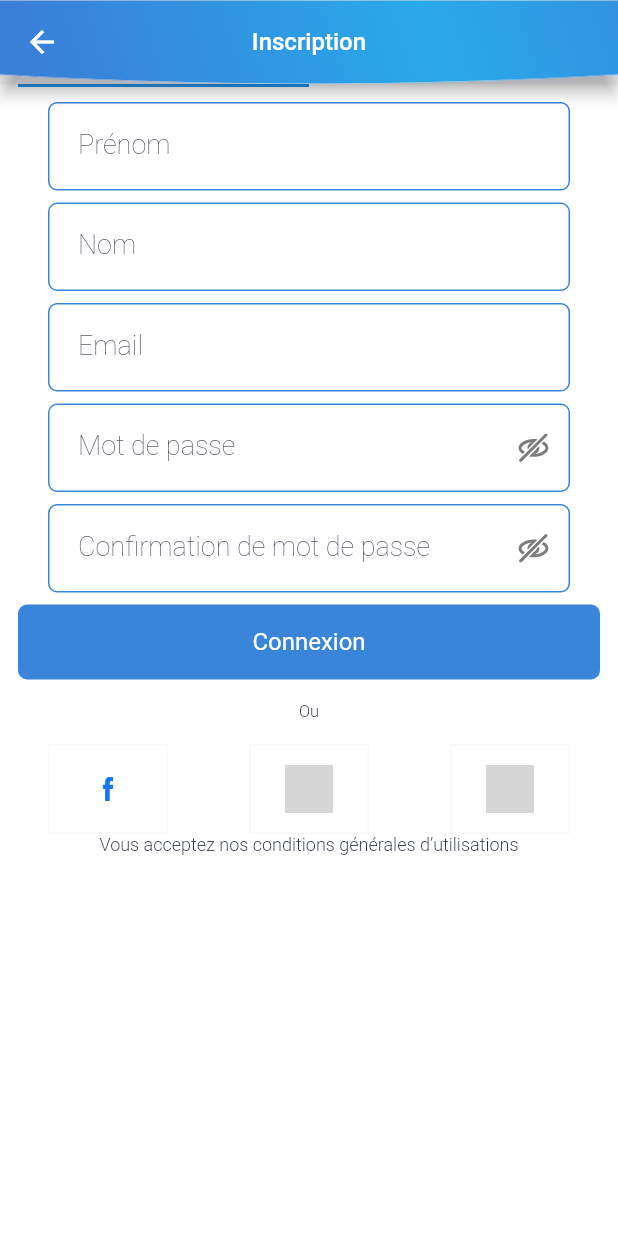
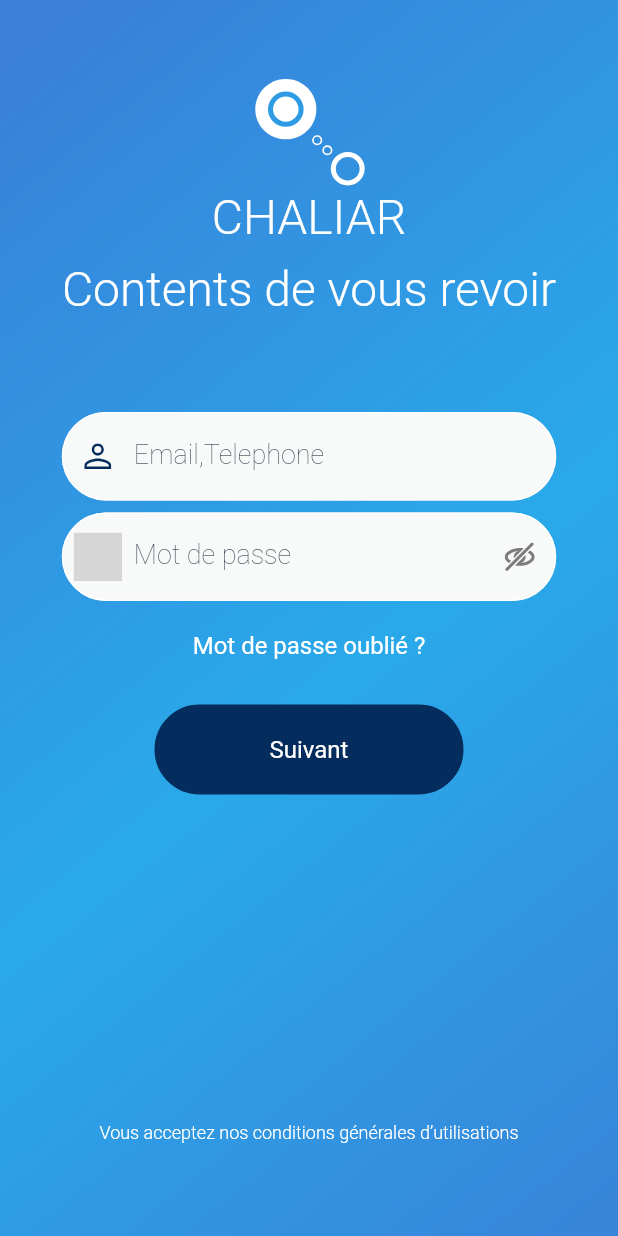
Before and after one commit to devchlr/devchlr, a Flutter app: the InscriptionHomeScreen screen opened by its route, scrolled down 56 dp, after a tap on "Connexion", on a phone screen of 412 x 824 dp. Run offline on Flutter 3.47's test engine with Material 2 defaults, Android fonts, the phone set to English and light mode, and no system bars; our stand-ins replace flutter_svg; Roboto replaces fonts that are missing (fonts/Avenir-Light.ttf, fonts/Montserrat-Black.ttf); project files that could hold a hidden picture were left out; grey boxes are pictures that could not be loaded.

Commit message:
singin added

```diff
--- a/client_chaliar/lib/constants/iconList.dart
+++ b/client_chaliar/lib/constants/iconList.dart
@@ -1,7 +1,7 @@
 const String assets = "assets/icons/";
 
 class SvgIcons {
-  static const String profile = assets + "profile.svg";
+  static const String profile = assets + "profil.svg";
   static const String home = assets + "home.svg";
   static const String deal = assets + "deal.svg";
   static const String shop = assets + "shop.svg";
@@ -16,4 +16,5 @@ class SvgIcons {
   static const String facebook_blue = assets + "facebook_blue.svg";
   static const String google_account = assets + "google_account.svg";
   static const String apple = assets + "apple.svg";
+  static const String padlock = assets + "padlock.svg";
 }
--- a/client_chaliar/lib/main.dart
+++ b/client_chaliar/lib/main.dart
@@ -4,6 +4,7 @@ import 'package:client_chaliar/ui/views/tuto_screen.dart';
 import 'package:client_chaliar/ui/views/connexion_screen.dart';
 import 'package:client_chaliar/ui/views/pro_particulier_screen.dart';
 import 'package:client_chaliar/ui/views/inscription_screen.dart';
+import 'package:client_chaliar/ui/views/singin_screen.dart';
 
 void main() {
   runApp(MyApp());
@@ -30,6 +31,7 @@ class MyApp extends StatelessWidget {
         "/pro_particulier": (BuildContext context) =>
             new ProParticulierScreen(),
         "/inscription": (BuildContext context) => new InscriptionHomeScreen(),
+        "/singin": (BuildContext context) => new SingInScreen(),
       },
     );
   }
--- a/client_chaliar/lib/ui/styles/chaliar_icon_size.dart
+++ b/client_chaliar/lib/ui/styles/chaliar_icon_size.dart
@@ -1,6 +1,6 @@
 class AppIconSize {
   static const small = 20.0;
-  static const medium = 106.0;
+  static const medium = 75.0;
   static const large = 90.0;
   static const slider = 500.0;
 }
--- a/client_chaliar/lib/ui/views/inscription/particulier_screen.dart
+++ b/client_chaliar/lib/ui/views/inscription/particulier_screen.dart
@@ -93,7 +93,9 @@ class InscriptionParticulierScreen extends StatelessWidget {
         ),
         Center(
           child: ButtonChaliar(
-              onTap: () {},
+              onTap: () {
+                Navigator.pushReplacementNamed(context, '/singin');
+              },
               buttonText: 'Connexion',
               height: 50.0,
               mediaQueryWidth: 0.51,
--- a/client_chaliar/lib/ui/views/inscription_screen.dart
+++ b/client_chaliar/lib/ui/views/inscription_screen.dart
@@ -9,6 +9,7 @@ class InscriptionHomeScreen extends StatelessWidget {
   @override
   Widget build(BuildContext context) {
     return Scaffold(
+      resizeToAvoidBottomInset: false,
       appBar: AppBar(
         backgroundColor: Colors.transparent,
         flexibleSpace: Image(
@@ -21,7 +22,7 @@ class InscriptionHomeScreen extends StatelessWidget {
         ),
         centerTitle: true,
       ),
-      body: new SingleChildScrollView(
+      body: SingleChildScrollView(
         child: StatefulBuilder(
             builder: (BuildContext context, StateSetter setState) {
           return Container(
--- a/client_chaliar/lib/ui/views/pro_particulier_screen.dart
+++ b/client_chaliar/lib/ui/views/pro_particulier_screen.dart
@@ -100,7 +100,7 @@ class ProParticulierScreen extends StatelessWidget {
                           title: 'Je suis un particuier',
                           subtile:
                               'je veux me faire livrer des colis personnellement',
-                          group: 'pro_particulier',
+                          group: 'professionnel',
                           value: 'particulier',
                           onChange: (value) {
                             print(value);
@@ -116,7 +116,7 @@ class ProParticulierScreen extends StatelessWidget {
                           title: 'Je suis un profesionnel',
                           subtile:
                               'je veux me faire livrer des colis pour ma société',
-                          group: 'pro_particulier',
+                          group: 'professionnel',
                           value: 'professionnel',
                           onChange: (value) {
                             print(value);
--- /dev/null
+++ b/client_chaliar/lib/ui/views/singin_screen.dart
@@ -0,0 +1,201 @@
+import 'dart:ui';
+import 'package:client_chaliar/ui/styles/chaliar_color.dart';
+import 'package:client_chaliar/ui/styles/chaliar_font.dart';
+import 'package:client_chaliar/ui/styles/chaliar_font_size.dart';
+import 'package:client_chaliar/ui/styles/chaliar_icon_size.dart';
+import 'package:client_chaliar/ui/styles/text_style.dart';
+import 'package:flutter/material.dart';
+import 'package:flutter_svg/flutter_svg.dart';
+import 'package:client_chaliar/ui/widgets/input_field.dart';
+import 'package:client_chaliar/ui/widgets/svg_button.dart';
+import 'package:client_chaliar/constants/iconList.dart';
+import 'package:client_chaliar/ui/widgets/button.dart';
+
+class SingInScreen extends StatefulWidget {
+  @override
+  _SingInScreenState createState() => _SingInScreenState();
+}
+
+class _SingInScreenState extends State<SingInScreen> {
+  @override
+  Widget build(BuildContext context) {
+    return Scaffold(
+      resizeToAvoidBottomInset: false,
+      body: Stack(
+        fit: StackFit.expand,
+        children: [
+          Container(
+            decoration: BoxDecoration(
+              image: DecorationImage(
+                image: AssetImage("assets/images/blueGrad.png"),
+                fit: BoxFit.cover,
+              ),
+            ),
+          ),
+          Column(
+            mainAxisAlignment: MainAxisAlignment.start,
+            children: [
+              Expanded(
+                  flex: 2,
+                  child: Column(
+                    mainAxisAlignment: MainAxisAlignment.start,
+                    children: [
+                      SizedBox(
+                        height: 50.0,
+                      ),
+                      Center(
+                        child: SvgPicture.asset(
+                          "assets/images/logo.svg",
+                          height: AppIconSize.medium,
+                          width: AppIconSize.medium,
+                        ),
+                      ),
+                      SizedBox(
+                        height: 1.0,
+                      ),
+                      Text.rich(
+                        TextSpan(
+                          text: "CHALIAR",
+                          style: TextStyle(
+                              fontFamily: AppFontFamilly.montserrat,
+                              color: ChaliarColors.whiteColor,
+                              fontSize: AppFontSize.largest,
+                              fontWeight: FontWeight.w300),
+                        ),
+                      ),
+                      SizedBox(
+                        height: 10.0,
+                      ),
+                      Text.rich(
+                        TextSpan(
+                          text: "Contents de vous revoir",
+                          style: TextStyle(
+                              fontFamily: AppFontFamilly.montserrat,
+                              color: ChaliarColors.whiteColor,
+                              fontSize: AppFontSize.largest,
+                              fontWeight: FontWeight.w300),
+                        ),
+                      ),
+                    ],
+                  )),
+              Expanded(
+                flex: 3,
+                child: ListView(children: [
+                  Padding(
+                    padding: EdgeInsets.only(
+                        left: MediaQuery.of(context).size.width * 0.1,
+                        right: MediaQuery.of(context).size.width * 0.1),
+                    child: InputField(
+                      prefixIcon: SvgIconButton(
+                          iconAsset: SvgIcons.profile,
+                          onPressed: () {
+                            Navigator.pop(context);
+                          }),
+                      fieldSize: 20,
+                      label: "Email,Telephone",
+                      placeholder: "Prénom",
+                      textFillColor: ChaliarColors.whiteColor,
+                      borderColor: ChaliarColors.whiteColor,
+                      isBorder: true,
+                      raduis: 50,
+                      // controller: model.email,
+                    ),
+                  ),
+                  SizedBox(
+                    height: 8,
+                  ),
+                  Padding(
+                    padding: EdgeInsets.only(
+                        left: MediaQuery.of(context).size.width * 0.1,
+                        right: MediaQuery.of(context).size.width * 0.1),
+                    child: InputField(
+                      prefixIcon: SvgIconButton(
+                          iconAsset: SvgIcons.padlock,
+                          onPressed: () {
+                            Navigator.pop(context);
+                          }),
+                      suffixIcon: SvgIconButton(
+                          iconAsset: SvgIcons.eye_close,
+                          onPressed: () {
+                            Navigator.pop(context);
+                          }),
+                      fieldSize: 20,
+                      label: "Mot de passe",
+                      placeholder: "Prénom",
+                      textFillColor: ChaliarColors.whiteColor,
+                      borderColor: ChaliarColors.whiteColor,
+                      isBorder: true,
+                      raduis: 50,
+                      // controller: model.email,
+                    ),
+                  ),
+                  SizedBox(
+                    height: 20,
+                  ),
+                  GestureDetector(
+                    onTap: () {},
+                    child: Container(
+                      padding: EdgeInsets.only(
+                          left: MediaQuery.of(context).size.width * 0.1,
+                          right: MediaQuery.of(context).size.width * 0.1),
+                      child: Center(
+                        child: Text(
+                          'Mot de passe oublié ?',
+                          textAlign: TextAlign.center,
+                          style: AppTextStyle.button(
+                              color: ChaliarColors.whiteColor),
+                        ),
+                      ),
+                    ),
+                  ),
+                  SizedBox(
+                    height: 30,
+                  ),
+                  Padding(
+                    padding: EdgeInsets.only(
+                        left: MediaQuery.of(context).size.width * 0.25,
+                        right: MediaQuery.of(context).size.width * 0.25),
+                    child: ButtonChaliar(
+                      onTap: () => Navigator.pushReplacementNamed(
+                          context, '/inscription'),
+                      buttonText: 'Suivant',
+                      height: 60.0,
+                      mediaQueryWidth: 0.25,
+                      borderRaduis: 40,
+                      backgroundcolor: ChaliarColors.secondaryColors,
+                      bordercolor: ChaliarColors.secondaryColors,
+                      textStyle:
+                          AppTextStyle.button(color: ChaliarColors.whiteColor),
+                    ),
+                  ),
+                ]),
+              ),
+              Expanded(
+                flex: 1,
+                child: Row(
+                  mainAxisAlignment: MainAxisAlignment.center,
+                  children: [
+                    GestureDetector(
+                      onTap: () {},
+                      child: Container(
+                        margin: EdgeInsets.only(left: 20, right: 20),
+                        child: Center(
+                          child: Text(
+                            'Vous acceptez nos conditions générales d’utilisations',
+                            textAlign: TextAlign.center,
+                            style: AppTextStyle.caption(
+                                color: ChaliarColors.whiteColor),
+                          ),
+                        ),
+                      ),
+                    ),
+                  ],
+                ),
+              )
+            ],
+          )
+        ],
+      ),
+    );
+  }
+}
--- a/client_chaliar/lib/ui/views/splash_screen.dart
+++ b/client_chaliar/lib/ui/views/splash_screen.dart
@@ -15,7 +15,7 @@ class SplashScreen extends StatefulWidget {
 class _SplashScreenState extends State<SplashScreen> {
   void initState() {
     super.initState();
-    Timer(Duration(seconds: 5),
+    Timer(Duration(seconds: 6),
         () => Navigator.pushReplacementNamed(context, '/tuto'));
   }
 
--- a/client_chaliar/lib/ui/widgets/custom_radio_listTile.dart
+++ b/client_chaliar/lib/ui/widgets/custom_radio_listTile.dart
@@ -11,6 +11,8 @@ class CustomRadioListTile extends StatelessWidget {
   final String subtile;
   final String value;
   final String group;
+  // Declare this variable
+  int selectedRadio;
   final Function(String) onChange;
   CustomRadioListTile(
       {this.radioColor,
@@ -24,34 +26,23 @@ class CustomRadioListTile extends StatelessWidget {
       this.onChange});
   @override
   Widget build(BuildContext context) {
-    return Container(
-      width: MediaQuery.of(context).size.height * width,
-      height: MediaQuery.of(context).size.height * heigth,
-      child: Card(
-        shape: RoundedRectangleBorder(
-          borderRadius: BorderRadius.circular(raduis),
-        ),
-        elevation: 6,
+    return Card(
+      shadowColor: ChaliarColors.secondaryColors,
+      shape: RoundedRectangleBorder(
+        borderRadius: BorderRadius.circular(raduis),
+      ),
+      elevation: 6,
+      child: Container(
+        width: MediaQuery.of(context).size.height * width,
+        height: MediaQuery.of(context).size.height * heigth,
+        decoration: BoxDecoration(
+            border: Border.all(
+                color: group == value
+                    ? ChaliarColors.secondaryColors
+                    : ChaliarColors.whiteGreyColor)),
         child: Column(
           mainAxisSize: MainAxisSize.min,
           children: <Widget>[
-            // RadioListTile<String>(
-            //   // ListTileControlAffinity.trailing will place the radio at the trailing
-            //   controlAffinity: ListTileControlAffinity.trailing,
-            //   activeColor: radioColor,
-            //   toggleable: true,
-            //   title: Text(
-            //     title,
-            //     style: AppTextStyle.header4(color: ChaliarColors.blackColor),
-            //   ),
-            //   subtitle: Text(
-            //     subtile,
-            //     style: AppTextStyle.caption(color: ChaliarColors.blackColor),
-            //   ),
-            //   value: value,
-            //   groupValue: group,
-            //   onChanged: onChange,
-            // ),
             ListTile(
               title: Text(
                 title,
@@ -65,7 +56,7 @@ class CustomRadioListTile extends StatelessWidget {
                 value: value,
                 groupValue: group,
                 onChanged: onChange,
-                activeColor: ChaliarColors.primaryColors,
+                activeColor: ChaliarColors.secondaryColors,
               ),
             ),
           ],
--- a/client_chaliar/lib/ui/widgets/input_field.dart
+++ b/client_chaliar/lib/ui/widgets/input_field.dart
@@ -19,6 +19,8 @@ class InputField extends StatelessWidget {
   final Color textLabelColor;
   final bool isBorder;
   final double fieldSize;
+  final double raduis;
+  final Color backgroundColor;
 
   InputField(
       {this.placeholder,
@@ -35,7 +37,9 @@ class InputField extends StatelessWidget {
       this.textLabelColor,
       this.controller,
       this.isBorder = false,
-      this.fieldSize});
+      this.fieldSize,
+      this.raduis = 6.0,
+      this.backgroundColor});
 
   @override
   Widget build(BuildContext context) {
@@ -54,14 +58,23 @@ class InputField extends StatelessWidget {
                     : textFillColor),
             textAlignVertical: TextAlignVertical(y: 0.6),
             decoration: InputDecoration(
-              border: isBorder ? OutlineInputBorder() : null,
+              border: isBorder
+                  ? OutlineInputBorder(
+                      borderRadius: BorderRadius.circular(raduis),
+                      borderSide: BorderSide(
+                          color: borderColor,
+                          width: 1.0,
+                          style: BorderStyle.solid))
+                  : null,
               labelText: label == null ? 'label' : label,
               labelStyle: AppTextStyle.header4(
                   color: textLabelColor == null
                       ? ChaliarColors.blackColor
                       : textLabelColor),
-              // filled: true,
-              fillColor: ChaliarColors.whiteGreyColor,
+              filled: true,
+              fillColor: backgroundColor == null
+                  ? ChaliarColors.whiteGreyColor
+                  : backgroundColor,
               hintStyle: AppTextStyle.body(
                   color: textFillColor == null
                       ? ChaliarColors.blackColor
@@ -70,7 +83,7 @@ class InputField extends StatelessWidget {
               prefixIcon: prefixIcon,
               enabledBorder: isBorder
                   ? OutlineInputBorder(
-                      borderRadius: BorderRadius.circular(6.0),
+                      borderRadius: BorderRadius.circular(raduis),
                       borderSide: BorderSide(
                           color: borderColor,
                           width: 1.0,
--- a/client_chaliar/lib/ui/widgets/onboarding_page.dart
+++ b/client_chaliar/lib/ui/widgets/onboarding_page.dart
@@ -21,12 +21,11 @@ class OnboardingPageWidget extends StatelessWidget {
   @override
   Widget build(BuildContext context) {
     return Stack(
-      fit: StackFit.expand,
       children: [
         Container(
           color: ChaliarColors.whiteGreyColor,
         ),
-        Expanded(
+        Flexible(
             flex: 1,
             child: Container(
               margin: EdgeInsets.only(left: 40.0),
@@ -34,7 +33,7 @@ class OnboardingPageWidget extends StatelessWidget {
                 child: Image.asset(imageAsset),
               ),
             )),
-        Expanded(
+        Flexible(
           flex: 1,
           child: Padding(
             padding: EdgeInsets.only(
@@ -67,8 +66,8 @@ class OnboardingPageWidget extends StatelessWidget {
                   Center(
                     child: Text(subTitle,
                         textAlign: TextAlign.center,
-                          style: AppTextStyle.body(
-                              color: ChaliarColors.blackColor)),
+                        style:
+                            AppTextStyle.body(color: ChaliarColors.blackColor)),
                   ),
                   SizedBox(height: 10.0),
                   Row(
@@ -91,7 +90,8 @@ class OnboardingPageWidget extends StatelessWidget {
                 ],
               ),
             ),
-            ))
+          ),
+        )
       ],
     );
   }
```
Also changed, not shown: client_chaliar/assets/icons/padlock.svg (added), client_chaliar/assets/icons/profil.svg (added), client_chaliar/assets/icons/profile.svg. Lines whose indentation alone changed are shown as unchanged.
